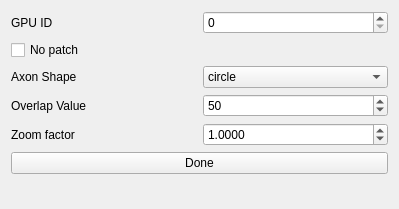
The window that plugins/napari_ADS/Settings_menu_ui.ui (axondeepseg/axondeepseg) describes before a commit, drawn with Qt 5.
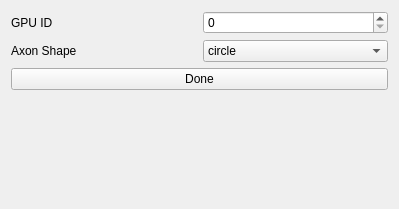
The same window after the commit.

```diff
--- a/plugins/napari_ADS/Settings_menu_ui.ui
+++ b/plugins/napari_ADS/Settings_menu_ui.ui
@@ -31,17 +31,6 @@
      </item>
     </layout>
    </item>
-   <item>
-    <layout class="QHBoxLayout" name="horizontalLayout_5">
-     <item>
-      <widget class="QCheckBox" name="no_patch_checkBox">
-       <property name="text">
-        <string>No patch</string>
-       </property>
-      </widget>
-     </item>
-    </layout>
-   </item>
    <item>
     <layout class="QHBoxLayout" name="horizontalLayout_4">
      <item>
@@ -67,54 +56,6 @@
      </item>
     </layout>
    </item>
-   <item>
-    <layout class="QHBoxLayout" name="horizontalLayout_2">
-     <item>
-      <widget class="QLabel" name="label">
-       <property name="text">
-        <string>Overlap Value</string>
-       </property>
-      </widget>
-     </item>
-     <item>
-      <widget class="QSpinBox" name="overlap_value_spinBox">
-       <property name="maximum">
-        <number>1000</number>
-       </property>
-       <property name="value">
-        <number>50</number>
-       </property>
-      </widget>
-     </item>
-    </layout>
-   </item>
-   <item>
-    <layout class="QHBoxLayout" name="horizontalLayout">
-     <item>
-      <widget class="QLabel" name="label_3">
-       <property name="text">
-        <string>Zoom factor</string>
-       </property>
-      </widget>
-     </item>
-     <item>
-      <widget class="QDoubleSpinBox" name="zoom_factor_spinBox">
-       <property name="decimals">
-        <number>4</number>
-       </property>
-       <property name="singleStep">
-        <double>0.050000000000000</double>
-       </property>
-       <property name="stepType">
-        <enum>QAbstractSpinBox::DefaultStepType</enum>
-       </property>
-       <property name="value">
-        <double>1.000000000000000</double>
-       </property>
-      </widget>
-     </item>
-    </layout>
-   </item>
    <item>
     <widget class="QPushButton" name="done_button">
      <property name="text">
```
